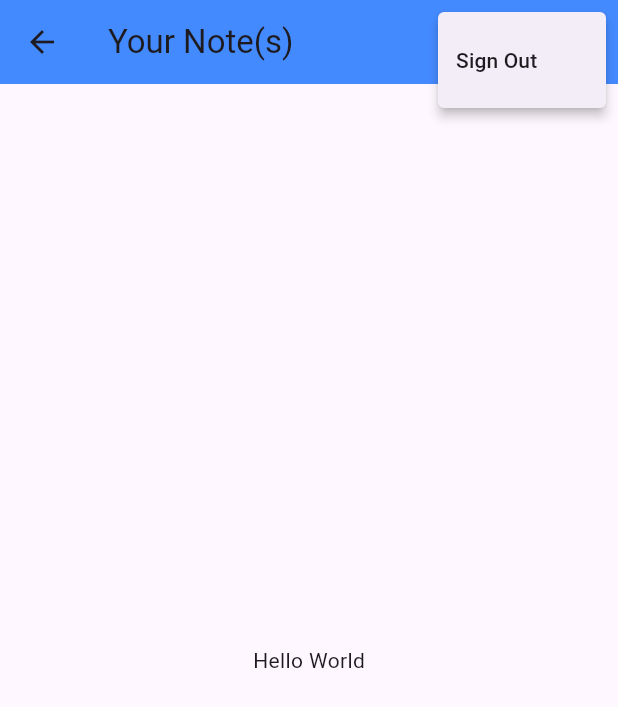
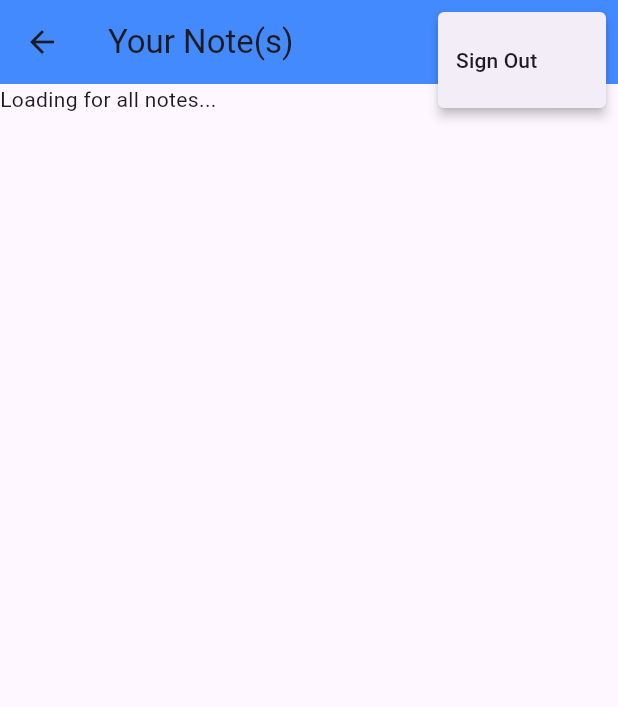
Before and after one commit to thinhdabezt/NotiForYou, a Flutter app: the NotesView screen opened by its route, after a tap on the "more vert" icon, on a phone screen of 412 x 824 dp. Shown: the top 707 px of the screen. Run offline on Flutter 3.47's test engine with Material 3 defaults, Android fonts, the light colour scheme and no system bars; our stand-ins replace firebase_auth, firebase_core, sqflite; accounts and stored records are empty; network calls fail.

Commit message:
Refactor AuthUser class to include email field and update NotesService to implement singleton pattern, caching, and stream for notes. Enhance NotesView to utilize NotesService for user management and note retrieval.

```diff
--- a/lib/services/auth/auth_user.dart
+++ b/lib/services/auth/auth_user.dart
@@ -3,8 +3,11 @@ import 'package:flutter/foundation.dart';
 
 @immutable
 class AuthUser {
+  final String? email;
   final bool isEmailVerified;
-  const AuthUser({required this.isEmailVerified});
+  const AuthUser({required this.email, required this.isEmailVerified});
 
-  factory AuthUser.fromFirebase(User user) => AuthUser(isEmailVerified: user.emailVerified);
+  factory AuthUser.fromFirebase(User user) => AuthUser(
+      email: user.email,
+      isEmailVerified: user.emailVerified);
 }
--- a/lib/services/crud/notes_service.dart
+++ b/lib/services/crud/notes_service.dart
@@ -1,3 +1,5 @@
+import 'dart:async';
+
 import 'package:flutter/foundation.dart';
 import 'package:notiforyou/services/crud/crud_exceptions.dart';
 import 'package:path_provider/path_provider.dart';
@@ -84,6 +86,23 @@ class DatabaseNote {
 class NotesService {
   Database? _db;
 
+  List<DatabaseNote> _notes = [];
+
+  // Singleton pattern
+  static final NotesService _shared = NotesService._sharedInstance();
+  NotesService._sharedInstance();
+  factory NotesService() => _shared;
+
+  // Stream controller for broadcasting notes changes
+  final _notesStreamController =
+      StreamController<List<DatabaseNote>>.broadcast();
+  Stream<List<DatabaseNote>> get allNotes => _notesStreamController.stream;
+  Future<void> _cacheNotes() async {
+    final allNotes = await getAllNotes();
+    _notes = allNotes.toList();
+    _notesStreamController.add(_notes);
+  }
+
   Future<void> open() async {
     if (_db != null) {
       throw DatabaseAlreadyOpenException();
@@ -97,8 +116,18 @@ class NotesService {
 
       await db.execute(createUserTable);
       await db.execute(createNoteTable);
+
+      await _cacheNotes();
     } on MissingPlatformDirectoryException {
       throw UnableToGetDatabasePathException();
+    }
+  }
+
+  Future<void> _ensureDbIsOpen() async {
+    try {
+      await open();
+    } on DatabaseAlreadyOpenException {
+      // empty
     }
   }
 
@@ -121,11 +150,23 @@ class NotesService {
     }
   }
 
-    Future<Iterable<DatabaseNote>> getAllNotes() async {
+  // If user exists, return the user, else create the user and return it
+  Future<DatabaseUser> getOrCreateUser({required String email}) async {
+    try {
+      final user = await getUser(email: email);
+      return user;
+    } on CouldNotFindUserException {
+      final createdUser = await createUser(email: email);
+      return createdUser;
+    } catch (e) {
+      rethrow;
+    }
+  }
+
+  Future<Iterable<DatabaseNote>> getAllNotes() async {
+    await _ensureDbIsOpen();
     final db = _getDatabaseOrThrow();
-    final results = await db.query(
-      noteTable,
-    );
+    final results = await db.query(noteTable);
 
     return results.map((row) => DatabaseNote.fromRow(row));
   }
@@ -141,6 +182,7 @@ class NotesService {
   // }
 
   Future<DatabaseNote> getNote({required int id}) async {
+    await _ensureDbIsOpen();
     final db = _getDatabaseOrThrow();
     final results = await db.query(
       noteTable,
@@ -151,11 +193,16 @@ class NotesService {
     if (results.isEmpty) {
       throw CouldNotFindNoteException();
     } else {
-      return DatabaseNote.fromRow(results.first);
+      final note = DatabaseNote.fromRow(results.first);
+      _notes.removeWhere((n) => n.id == id);
+      _notes.add(note);
+      _notesStreamController.add(_notes);
+      return note;
     }
   }
 
   Future<DatabaseNote> createNote({required DatabaseUser owner}) async {
+    await _ensureDbIsOpen();
     final db = _getDatabaseOrThrow();
     final dbUser = await getUser(email: owner.email);
     if (dbUser != owner) {
@@ -167,20 +214,31 @@ class NotesService {
       textColumn: text,
       isSyncedWithCloudColumn: 1,
     });
-    return DatabaseNote(
+
+    final note = DatabaseNote(
       id: noteId,
       userId: owner.id,
       text: text,
       isSyncedWithCloud: true,
     );
+
+    _notes.add(note);
+    _notesStreamController.add(_notes);
+
+    return note;
   }
 
-  Future<void> deleteAllNotes() async {
+  Future<int> deleteAllNotes() async {
+    await _ensureDbIsOpen();
     final db = _getDatabaseOrThrow();
-    await db.delete(noteTable);
+    final deletedCount = await db.delete(noteTable);
+    _notes = [];
+    _notesStreamController.add(_notes);
+    return deletedCount;
   }
 
   Future<void> deleteNote({required int id}) async {
+    await _ensureDbIsOpen();
     final db = _getDatabaseOrThrow();
     final deletedCount = await db.delete(
       noteTable,
@@ -188,8 +246,11 @@ class NotesService {
       whereArgs: [id],
     );
 
-    if (deletedCount != 1) {
+    if (deletedCount == 0) {
       throw CouldNotDeleteNoteException();
+    } else {
+      _notes.removeWhere((note) => note.id == id);
+      _notesStreamController.add(_notes);
     }
   }
 
@@ -197,25 +258,28 @@ class NotesService {
     required DatabaseNote note,
     required String text,
   }) async {
+    await _ensureDbIsOpen();
     final db = _getDatabaseOrThrow();
     await getNote(id: note.id);
     final updatedCount = await db.update(
       noteTable,
-      {
-        textColumn: text,
-        isSyncedWithCloudColumn: 0,
-      },
+      {textColumn: text, isSyncedWithCloudColumn: 0},
       where: '$idColumn = ?',
       whereArgs: [note.id],
     );
     if (updatedCount == 0) {
       throw CouldNotFindNoteException();
     } else {
-      return await getNote(id: note.id);
+      final updatedNote = await getNote(id: note.id);
+      _notes.removeWhere((n) => n.id == updatedNote.id);
+      _notes.add(updatedNote);
+      _notesStreamController.add(_notes);
+      return updatedNote;
     }
   }
 
-  Future<DatabaseUser?> getUser({required String email}) async {
+  Future<DatabaseUser> getUser({required String email}) async {
+    await _ensureDbIsOpen();
     final db = _getDatabaseOrThrow();
     final results = await db.query(
       userTable,
@@ -231,6 +295,7 @@ class NotesService {
   }
 
   Future<DatabaseUser> createUser({required String email}) async {
+    await _ensureDbIsOpen();
     final db = _getDatabaseOrThrow();
     final results = await db.query(
       userTable,
@@ -248,6 +313,7 @@ class NotesService {
   }
 
   Future<void> deleteUser({required String email}) async {
+    await _ensureDbIsOpen();
     final db = _getDatabaseOrThrow();
     final deletedCount = await db.delete(
       userTable,
--- a/lib/view/notes_view.dart
+++ b/lib/view/notes_view.dart
@@ -2,6 +2,7 @@ import 'package:flutter/material.dart';
 import 'package:notiforyou/constants/routes.dart';
 import 'package:notiforyou/enums/menu_action.dart';
 import 'package:notiforyou/services/auth/auth_service.dart';
+import 'package:notiforyou/services/crud/notes_service.dart';
 
 class NotesView extends StatefulWidget {
   const NotesView({super.key});
@@ -11,6 +12,22 @@ class NotesView extends StatefulWidget {
 }
 
 class _NotesViewState extends State<NotesView> {
+  late final NotesService _notesService;
+
+  String get userEmail => AuthService.firebase().currentUser!.email!;
+
+  @override
+  void initState() {
+    _notesService = NotesService();
+    super.initState();
+  }
+
+  @override
+  void dispose() {
+    _notesService.close();
+    super.dispose();
+  }
+
   @override
   Widget build(BuildContext context) {
     return Scaffold(
@@ -20,12 +37,14 @@ class _NotesViewState extends State<NotesView> {
         actions: [
           PopupMenuButton(
             onSelected: (value) async {
-              switch(value){
+              switch (value) {
                 case MenuAction.logout:
                   final signOut = await showLogOutDialog(context);
-                  if(signOut){
+                  if (signOut) {
                     await AuthService.firebase().logout();
-                    Navigator.of(context).pushNamedAndRemoveUntil(loginRoute, (route) => false);
+                    Navigator.of(
+                      context,
+                    ).pushNamedAndRemoveUntil(loginRoute, (route) => false);
                   }
               }
             },
@@ -40,15 +59,35 @@ class _NotesViewState extends State<NotesView> {
           ),
         ],
       ),
-      body: const Center(child: Text("Hello World")),
+      body: FutureBuilder(
+        future: _notesService.getOrCreateUser(email: userEmail),
+        builder: (context, snapshot) {
+          switch (snapshot.connectionState) {
+            case ConnectionState.done:
+              return StreamBuilder(
+                stream: _notesService.allNotes,
+                builder: (context, snapshot) {
+                  switch (snapshot.connectionState) {
+                    case ConnectionState.waiting:
+                      return const Text("Loading for all notes...");
+                    default:
+                      return const CircularProgressIndicator();
+                  }
+                },
+              );
+            default:
+              return const CircularProgressIndicator();
+          }
+        },
+      ),
     );
   }
 }
 
-Future<bool> showLogOutDialog(BuildContext context){
+Future<bool> showLogOutDialog(BuildContext context) {
   return showDialog<bool>(
     context: context,
-    builder: (context){
+    builder: (context) {
       return AlertDialog(
         title: const Text("Sign Out"),
         content: const Text("Are you sure you want to sign out?"),
@@ -57,16 +96,16 @@ Future<bool> showLogOutDialog(BuildContext context){
             onPressed: () {
               Navigator.of(context).pop(false);
             },
-            child: const Text("Cancel")
+            child: const Text("Cancel"),
           ),
           TextButton(
             onPressed: () {
               Navigator.of(context).pop(true);
             },
-            child: const Text("Sign Out")
+            child: const Text("Sign Out"),
           ),
         ],
       );
-    }
+    },
   ).then((value) => value ?? false);
 }
```
